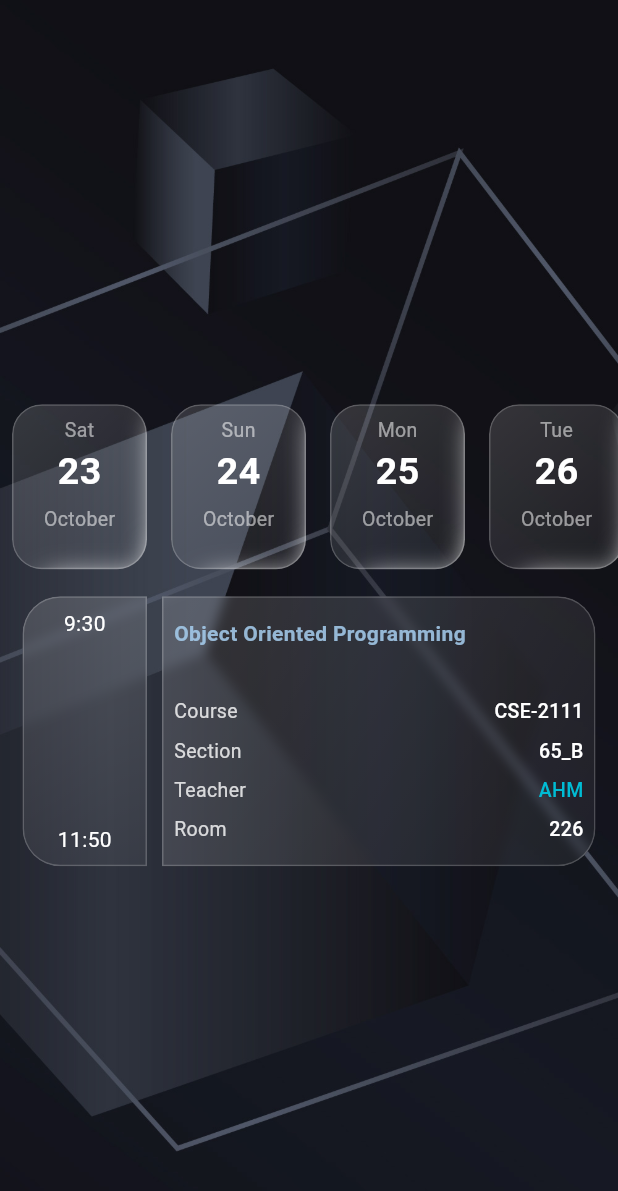
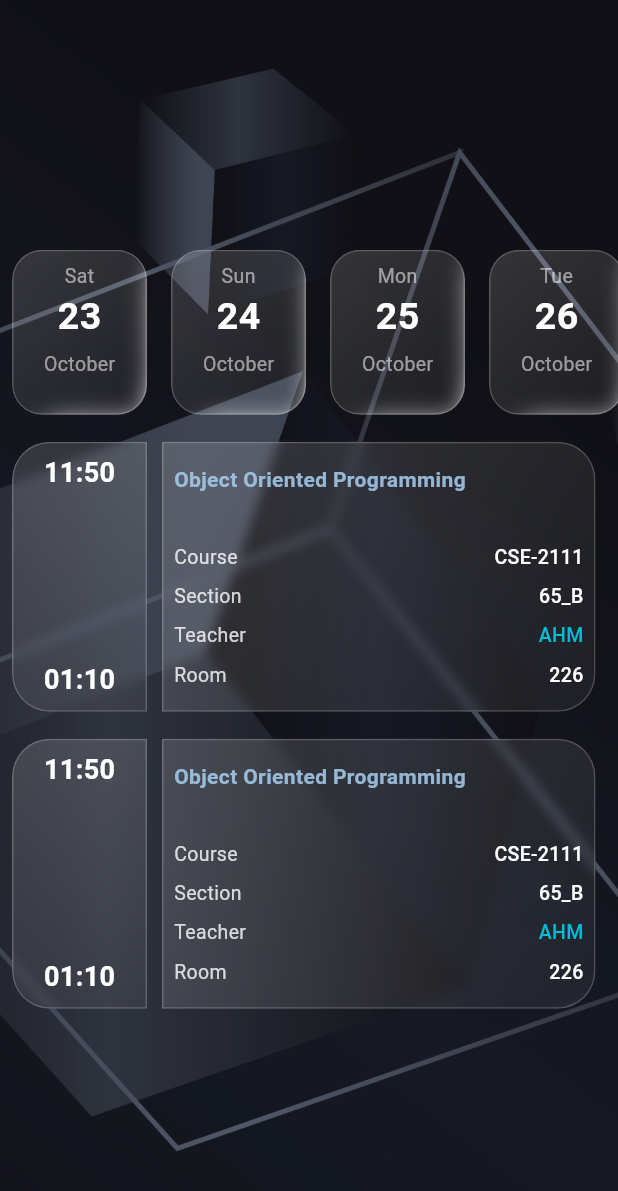
Before and after one commit to Redooyyy/CityU_Student_Portal, a Flutter app: the HomePage screen opened directly, on a phone screen of 412 x 824 dp. Shown: the top 1191 px of the screen. Run offline on Flutter 3.47's test engine with Material 3 defaults, Android fonts, the phone set to English and light mode, and no system bars; our stand-ins replace loading_animation_widget; missing offline and left inert: chip_list, cool_dropdown.

Commit message:
flash Fixing

```diff
--- a/lib/custom_components/routine_card.dart
+++ b/lib/custom_components/routine_card.dart
@@ -2,6 +2,26 @@ import 'package:cityu_student_protal/custom_widget/glass_container2.dart';
 import 'package:flutter/material.dart';
 
 class RoutineCard {
+  final String startTime;
+  final String endTime;
+  final String courseTitle;
+  final String courseCode;
+  final String section;
+  final String teacherName;
+  final String roomNumber;
+  final VoidCallback onTab;
+
+  RoutineCard({
+    required this.startTime,
+    required this.endTime,
+    required this.courseTitle,
+    required this.courseCode,
+    required this.section,
+    required this.teacherName,
+    required this.roomNumber,
+    required this.onTab,
+  });
+
   Widget card() {
     double cardHeight = 180;
     return Row(
@@ -9,14 +29,14 @@ class RoutineCard {
         Expanded(
           flex: 1,
           child: Padding(
-            padding: const EdgeInsets.fromLTRB(15, 10, 5, 0),
+            padding: const EdgeInsets.fromLTRB(8, 10, 5, 8),
             child: GlassContainer2(
               center: false,
               width: double.infinity,
               height: cardHeight,
               borderRadiuss: .horizontal(left: Radius.circular(25)),
               //NOTE:For time
-              child: scedule("9:30", "11:50"),
+              child: scedule(startTime, endTime),
             ),
           ),
         ),
@@ -24,7 +44,7 @@ class RoutineCard {
         Expanded(
           flex: 3,
           child: Padding(
-            padding: const EdgeInsets.fromLTRB(5, 10, 15, 0),
+            padding: const EdgeInsets.fromLTRB(5, 10, 15, 8),
             child: GlassContainer2(
               center: false,
               width: double.infinity,
@@ -37,14 +57,12 @@ class RoutineCard {
                   crossAxisAlignment: CrossAxisAlignment.start,
                   mainAxisAlignment: MainAxisAlignment.spaceEvenly,
                   children: [
-                    course("Object Oriented Programming"),
+                    course(courseTitle),
                     const SizedBox(height: 18),
-                    details("Course", "CSE-2111"),
-                    details("Section", "65_B"),
-                    teacher("AHM", () {
-                      print("tabbed");
-                    }),
-                    details("Room", "226"),
+                    details("Course", courseCode),
+                    details("Section", section),
+                    teacher(teacherName, onTab),
+                    details("Room", roomNumber),
                   ],
                 ),
               ),
@@ -65,14 +83,25 @@ Widget scedule(String start, String end) {
           padding: const EdgeInsets.only(top: 8.0),
           child: Text(
             start,
-            style: TextStyle(color: Colors.white, fontSize: 14),
+            style: TextStyle(
+              color: Colors.white,
+              fontSize: 18,
+              fontWeight: FontWeight.w700,
+            ),
           ),
         ),
       ),
       Center(
         child: Padding(
           padding: const EdgeInsets.only(bottom: 8.0),
-          child: Text(end, style: TextStyle(color: Colors.white, fontSize: 14)),
+          child: Text(
+            end,
+            style: TextStyle(
+              color: Colors.white,
+              fontSize: 18,
+              fontWeight: FontWeight.w700,
+            ),
+          ),
         ),
       ),
     ],
--- a/lib/pages/home_page.dart
+++ b/lib/pages/home_page.dart
@@ -89,7 +89,31 @@ class _HomePageState extends State<HomePage> {
                   ),
                 ),
               ),
-              RoutineCard().card(),
+              RoutineCard(
+                startTime: "11:50",
+                endTime: "01:10",
+                courseTitle: "Object Oriented Programming",
+                courseCode: "CSE-2111",
+                section: "65_B",
+                teacherName: "AHM",
+                roomNumber: "226",
+                onTab: () {
+                  print("Hehe");
+                },
+              ).card(),
+
+              RoutineCard(
+                startTime: "11:50",
+                endTime: "01:10",
+                courseTitle: "Object Oriented Programming",
+                courseCode: "CSE-2111",
+                section: "65_B",
+                teacherName: "AHM",
+                roomNumber: "226",
+                onTab: () {
+                  print("Hehe");
+                },
+              ).card(),
             ],
           ),
         ],
```
